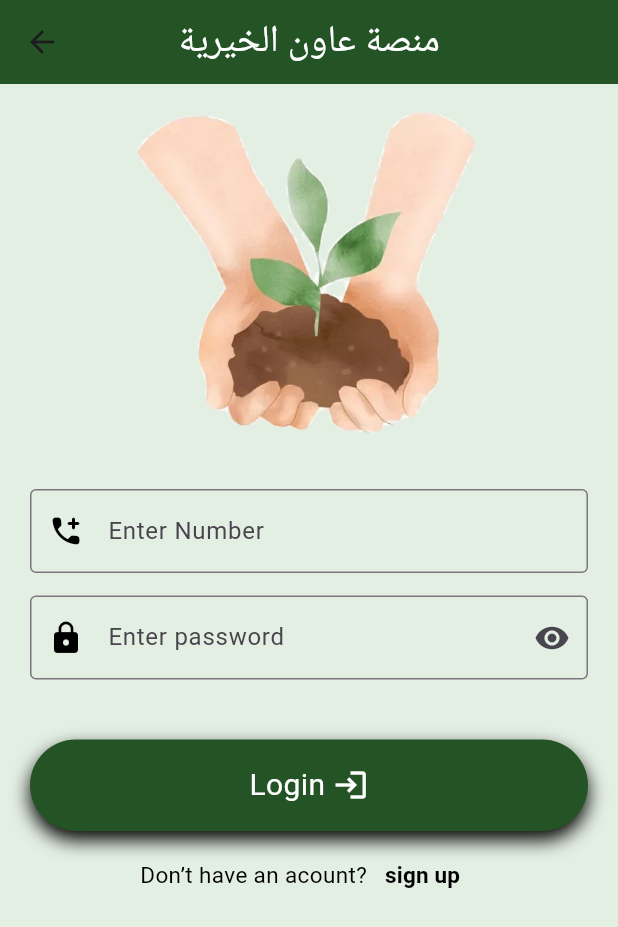
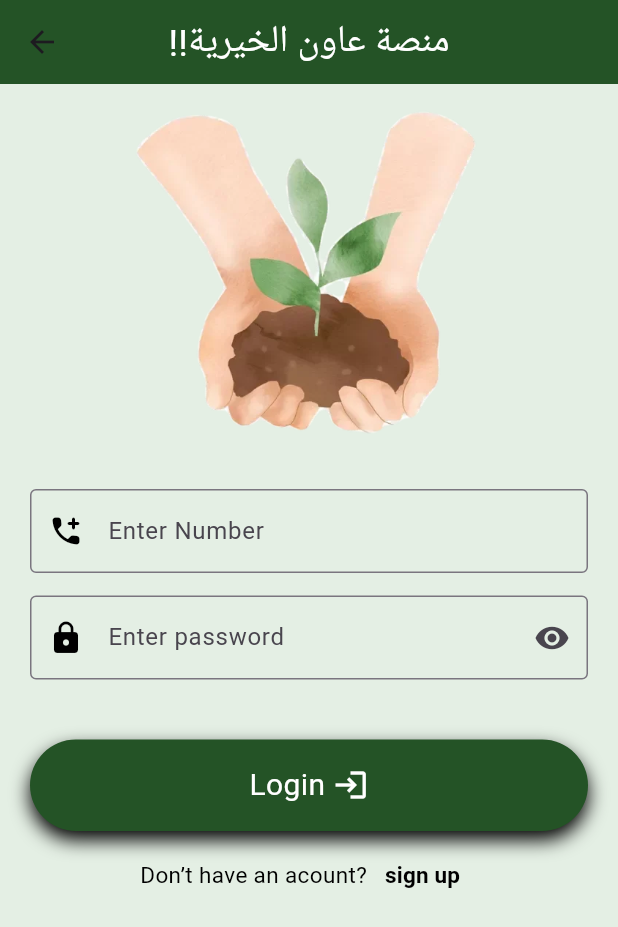
Before and after one commit to AlhanoufD1/flutter_application_4, a Flutter app: the Login screen opened directly, on a phone screen of 412 x 824 dp. Shown: the top 927 px of the screen. Run offline on Flutter 3.47's test engine with Material 3 defaults, Android fonts, the phone set to English and light mode, and no system bars.

Commit message:
Update login_screen.dart

```diff
--- a/lib/screen/login_screen.dart
+++ b/lib/screen/login_screen.dart
@@ -22,7 +22,7 @@ class _LoginState extends State<Login> {
           83,
           38,
         ),
-        title: const Text("منصة عاون الخيرية",
+        title: const Text("!!منصة عاون الخيرية",
             style: TextStyle(
               fontSize: 25,
               color: Colors.white,
```
